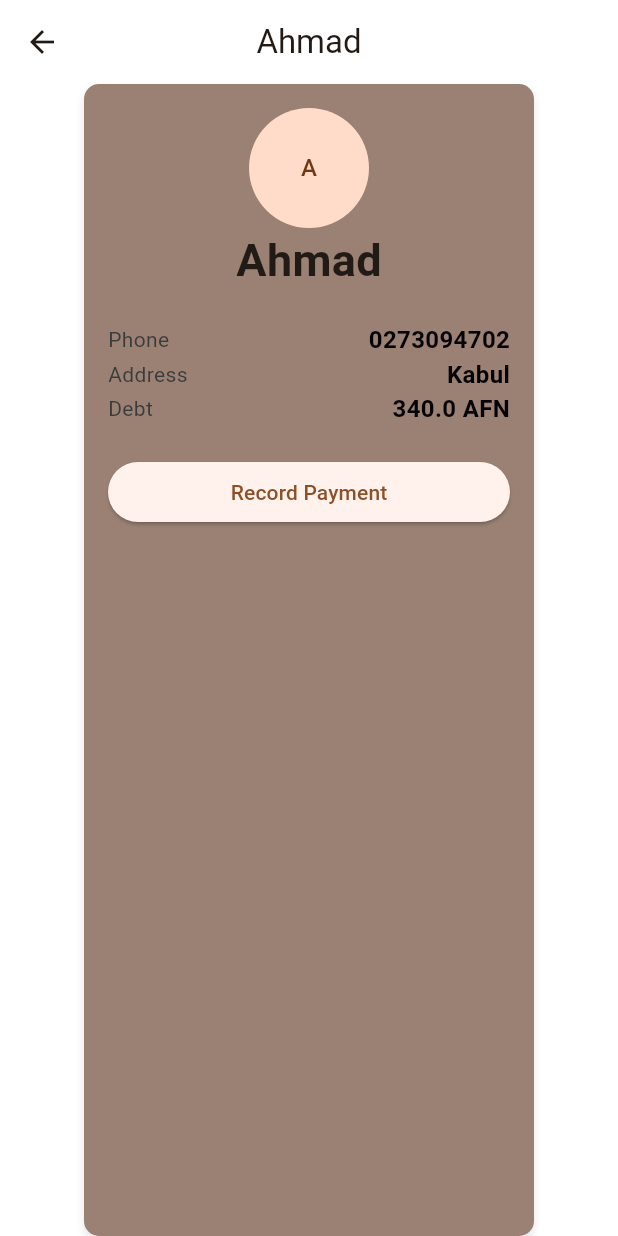
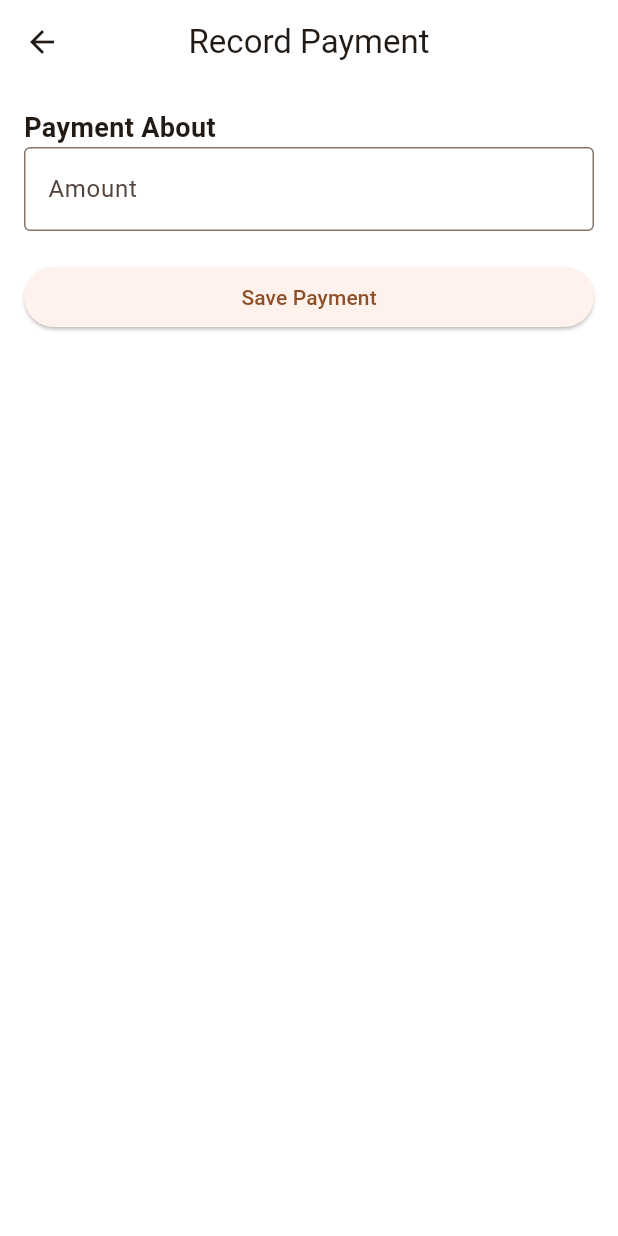
Before and after one commit to WazhmaHakimi/KitabchaHisab, a Flutter app: the CustomerDetailScreen screen opened directly with sample values from the repository, after a tap on "Record Payment", on a phone screen of 412 x 824 dp. Run offline on Flutter 3.47's test engine with Material 3 defaults, Android fonts, the phone set to English and light mode, and no system bars.

Commit message:
Implement payment screen UI and navigation

```diff
--- a/lib/screens/customer_detail_screen.dart
+++ b/lib/screens/customer_detail_screen.dart
@@ -1,4 +1,5 @@
 import 'package:flutter/material.dart';
+import 'package:kitabcha_hisab/screens/payment_screen.dart';
 import 'package:kitabcha_hisab/utils/constants.dart';
 import '../models/customer.dart';
 import '../widgets/info_row.dart';
@@ -45,7 +46,11 @@ class CustomerDetailScreen extends StatelessWidget {
                 SizedBox(
                   width: double.infinity,
                   child: ElevatedButton(
-                    onPressed: () {},
+                      onPressed: () {
+                        Navigator.push(context, MaterialPageRoute(builder: (context) {
+                          return PaymentScreen(customer: customer);
+                        }));
+                      },
                     child: const Text("Record Payment"),
                   ),
                 ),
--- /dev/null
+++ b/lib/screens/payment_screen.dart
@@ -0,0 +1,40 @@
+import 'package:flutter/material.dart';
+import 'package:kitabcha_hisab/models/customer.dart';
+
+class PaymentScreen extends StatelessWidget {
+  const PaymentScreen({super.key, required this.customer});
+  final Customer customer;
+
+  @override
+  Widget build(BuildContext context) {
+    return Scaffold(
+      appBar: AppBar(title: Text('Record Payment')),
+      body: Padding(
+        padding: const EdgeInsets.all(16),
+        child: Column(
+          crossAxisAlignment: CrossAxisAlignment.start,
+          children: [
+            Text(
+              'Payment About',
+              style: TextStyle(fontSize: 18, fontWeight: FontWeight.bold),
+            ),
+            TextField(
+              decoration: InputDecoration(
+                labelText: 'Amount',
+                border: OutlineInputBorder(),
+              ),
+            ),
+            SizedBox(height: 20,),
+            SizedBox(
+              width: double.infinity,
+              child: ElevatedButton(
+                onPressed: () {},
+                child: const Text('Save Payment'),
+              ),
+            )
+          ],
+        ),
+      ),
+    );
+  }
+}
```
